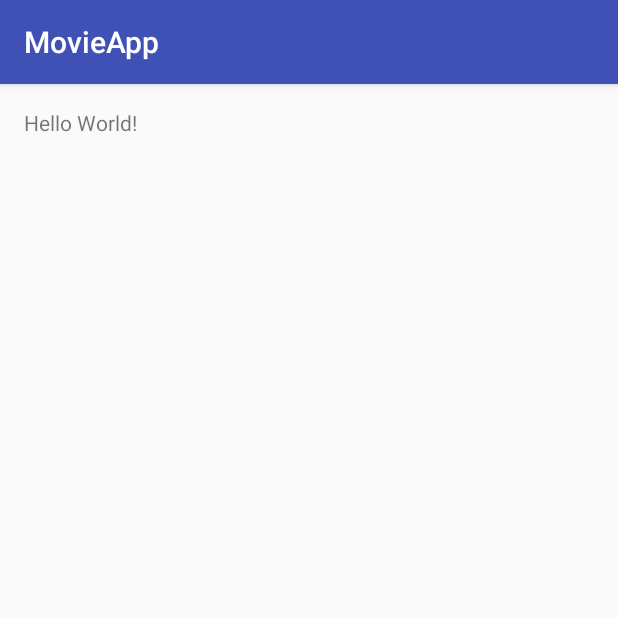
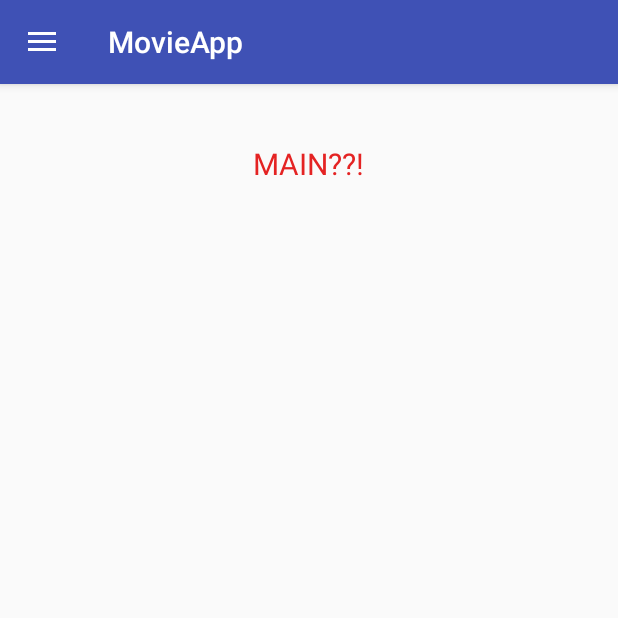
Before and after one commit to ekalac1/MovieApp, an Android app: the screen it shows after launch (MainActivity), on a phone screen of 412 x 824 dp, the top half of it. Run offline under Robolectric (Android 15) with nearby library versions, the phone set to English and light mode, and no system bars.

Commit message:
Slide menu

```diff
--- a/MovieApp/app/build.gradle
+++ b/MovieApp/app/build.gradle
@@ -23,4 +23,5 @@ dependencies {
     compile fileTree(dir: 'libs', include: ['*.jar'])
     testCompile 'junit:junit:4.12'
     compile 'com.android.support:appcompat-v7:23.4.0'
+    compile 'com.android.support:design:23.4.0'
 }
--- a/MovieApp/app/src/main/java/ba/unsa/etf/rma/elza_kalac/movieapp/MainActivity.java
+++ b/MovieApp/app/src/main/java/ba/unsa/etf/rma/elza_kalac/movieapp/MainActivity.java
@@ -1,13 +1,41 @@
 package ba.unsa.etf.rma.elza_kalac.movieapp;
 
+import android.support.v4.widget.DrawerLayout;
+import android.support.v7.app.ActionBarDrawerToggle;
 import android.support.v7.app.AppCompatActivity;
 import android.os.Bundle;
+import android.view.MenuItem;
 
 public class MainActivity extends AppCompatActivity {
+
+    private DrawerLayout mDrawerLayout;
+    private ActionBarDrawerToggle mToogle;
 
     @Override
     protected void onCreate(Bundle savedInstanceState) {
         super.onCreate(savedInstanceState);
         setContentView(R.layout.activity_main);
+
+        mDrawerLayout = (DrawerLayout)findViewById(R.id.drawerLayout);
+        mToogle = new ActionBarDrawerToggle(this, mDrawerLayout, R.string.app_name, R.string.app_name);
+
+        mDrawerLayout.addDrawerListener(mToogle);
+        mToogle.syncState();
+
+        getSupportActionBar().setDisplayHomeAsUpEnabled(true);
+
+
+
+    }
+
+    @Override
+    public boolean onOptionsItemSelected(MenuItem item)
+    {
+        if (mToogle.onOptionsItemSelected(item))
+        {
+            return true;
+        }
+
+        return super.onOptionsItemSelected(item);
     }
 }
--- a/MovieApp/app/src/main/res/layout/activity_main.xml
+++ b/MovieApp/app/src/main/res/layout/activity_main.xml
@@ -1,16 +1,37 @@
 <?xml version="1.0" encoding="utf-8"?>
-<RelativeLayout xmlns:android="http://schemas.android.com/apk/res/android"
+<android.support.v4.widget.DrawerLayout xmlns:android="http://schemas.android.com/apk/res/android"
     xmlns:tools="http://schemas.android.com/tools"
+    xmlns:app="http://schemas.android.com/apk/res-auto"
     android:layout_width="match_parent"
     android:layout_height="match_parent"
     android:paddingBottom="@dimen/activity_vertical_margin"
     android:paddingLeft="@dimen/activity_horizontal_margin"
     android:paddingRight="@dimen/activity_horizontal_margin"
     android:paddingTop="@dimen/activity_vertical_margin"
-    tools:context="ba.unsa.etf.rma.elza_kalac.movieapp.MainActivity">
+    tools:context="ba.unsa.etf.rma.elza_kalac.movieapp.MainActivity"
+    android:id="@+id/drawerLayout">
 
-    <TextView
+    <RelativeLayout
         android:layout_width="wrap_content"
-        android:layout_height="wrap_content"
-        android:text="Hello World!" />
-</RelativeLayout>
+        android:layout_height="wrap_content">
+        <TextView
+            android:layout_width="wrap_content"
+            android:layout_height="wrap_content"
+            android:text="MAIN??!"
+            android:textColor="#e42323"
+            android:textSize="20dp"
+            android:textIsSelectable="true"
+            android:layout_marginTop="39dp"
+            android:layout_alignParentTop="true"
+            android:layout_centerHorizontal="true" />
+
+    </RelativeLayout>
+    <android.support.design.widget.NavigationView
+        android:layout_width="wrap_content"
+        android:layout_height="match_parent"
+        app:menu="@menu/menu"
+        android:layout_gravity="start">
+
+    </android.support.design.widget.NavigationView>
+
+</android.support.v4.widget.DrawerLayout>
--- /dev/null
+++ b/MovieApp/app/src/main/res/menu/menu.xml
@@ -0,0 +1,15 @@
+<?xml version="1.0" encoding="utf-8"?>
+<menu xmlns:android="http://schemas.android.com/apk/res/android">
+    <item android:id="@+id/open"
+
+        android:title="Movies" />
+
+    <item android:id="@+id/save"
+
+        android:title="Favourites" />
+
+    <item android:id="@+id/sett"
+
+        android:title="Settings" />
+
+</menu>
```
